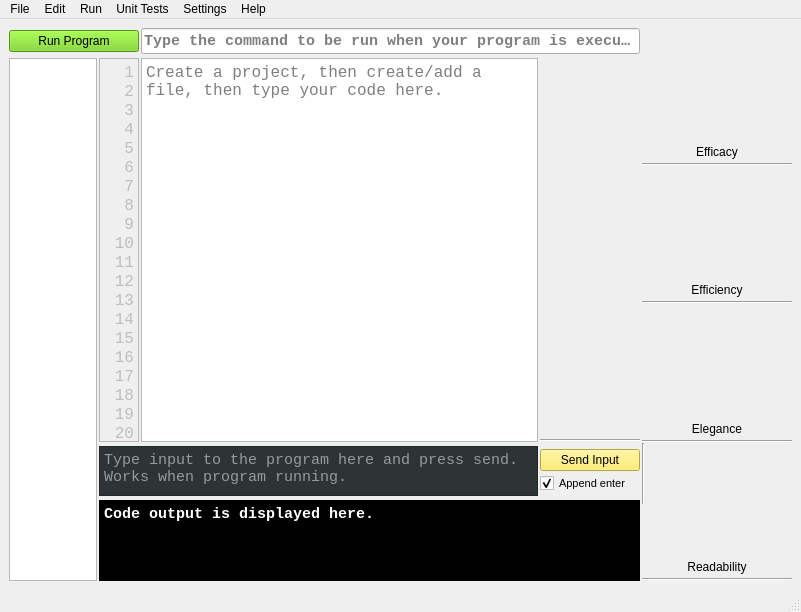
This is version2.ui in starswap/MLProgrammingIDE as Qt 5 draws it before an edit. The edited form follows.
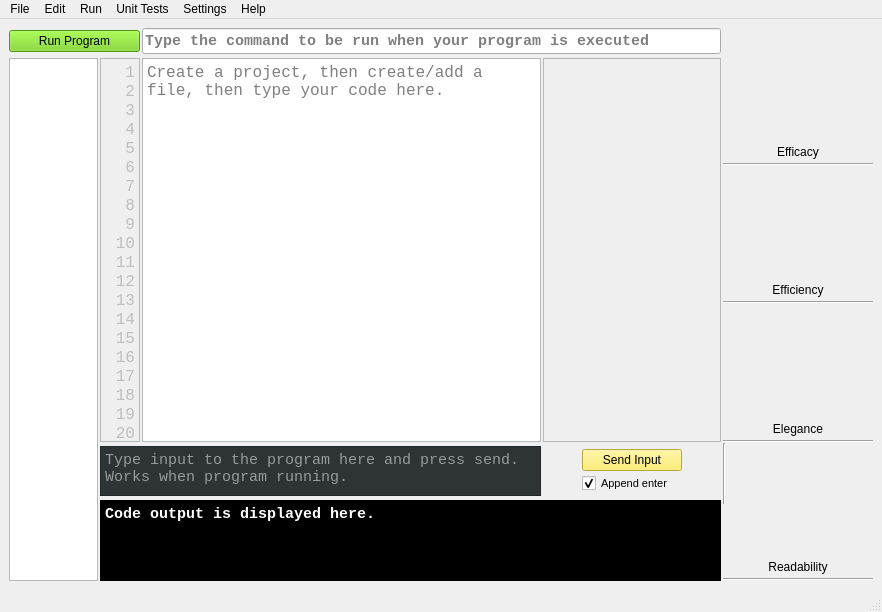
This is the edited form. Custom widgets are drawn as their Qt base class.

The edit to the form file:
```diff
--- a/version2.ui
+++ b/version2.ui
@@ -6,7 +6,7 @@
    <rect>
     <x>0</x>
     <y>0</y>
-    <width>801</width>
+    <width>882</width>
     <height>612</height>
    </rect>
   </property>
@@ -62,36 +62,6 @@
       </property>
      </widget>
     </item>
-    <item row="1" column="3" rowspan="2">
-     <layout class="QVBoxLayout" name="commentsPane" stretch="0,0">
-      <property name="spacing">
-       <number>6</number>
-      </property>
-      <item>
-       <spacer name="verticalSpacer">
-        <property name="orientation">
-         <enum>Qt::Vertical</enum>
-        </property>
-        <property name="sizeType">
-         <enum>QSizePolicy::MinimumExpanding</enum>
-        </property>
-        <property name="sizeHint" stdset="0">
-         <size>
-          <width>0</width>
-          <height>40</height>
-         </size>
-        </property>
-       </spacer>
-      </item>
-      <item>
-       <widget class="Line" name="line_6">
-        <property name="orientation">
-         <enum>Qt::Horizontal</enum>
-        </property>
-       </widget>
-      </item>
-     </layout>
-    </item>
     <item row="0" column="2" colspan="2">
      <widget class="QLineEdit" name="runCommandBox">
       <property name="font">
@@ -1549,6 +1519,53 @@
       </property>
      </widget>
     </item>
+    <item row="1" column="3" rowspan="2">
+     <widget class="QScrollArea" name="scrollArea">
+      <property name="sizePolicy">
+       <sizepolicy hsizetype="Expanding" vsizetype="MinimumExpanding">
+        <horstretch>0</horstretch>
+        <verstretch>0</verstretch>
+       </sizepolicy>
+      </property>
+      <property name="horizontalScrollBarPolicy">
+       <enum>Qt::ScrollBarAlwaysOff</enum>
+      </property>
+      <property name="widgetResizable">
+       <bool>true</bool>
+      </property>
+      <widget class="QWidget" name="scrollAreaWidgetContents">
+       <property name="geometry">
+        <rect>
+         <x>0</x>
+         <y>0</y>
+         <width>170</width>
+         <height>377</height>
+        </rect>
+       </property>
+       <layout class="QVBoxLayout" name="verticalLayout_2">
+        <property name="leftMargin">
+         <number>0</number>
+        </property>
+        <property name="topMargin">
+         <number>0</number>
+        </property>
+        <property name="rightMargin">
+         <number>0</number>
+        </property>
+        <property name="bottomMargin">
+         <number>0</number>
+        </property>
+        <item>
+         <layout class="QVBoxLayout" name="commentsPane" stretch="">
+          <property name="spacing">
+           <number>6</number>
+          </property>
+         </layout>
+        </item>
+       </layout>
+      </widget>
+     </widget>
+    </item>
    </layout>
   </widget>
   <widget class="QMenuBar" name="menubar">
@@ -1556,7 +1573,7 @@
     <rect>
      <x>0</x>
      <y>0</y>
-     <width>801</width>
+     <width>882</width>
      <height>22</height>
     </rect>
    </property>
```
